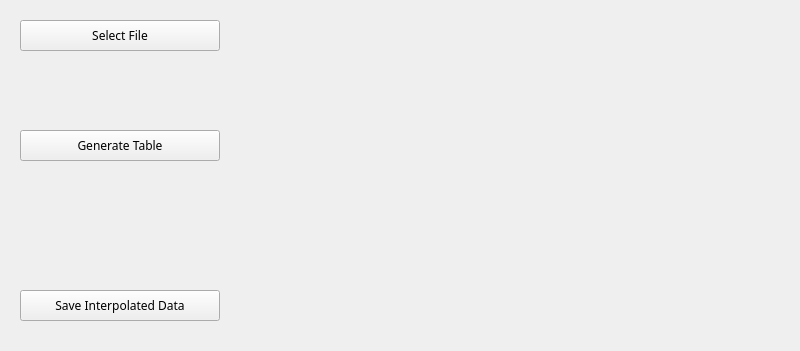
Qt form mainwindow.ui (Jerry-Idodo/I-on-Interpolator) before a commit; both pictures show x 0 to 800 and y 0 to 351 of the 800 by 600 pixel window.
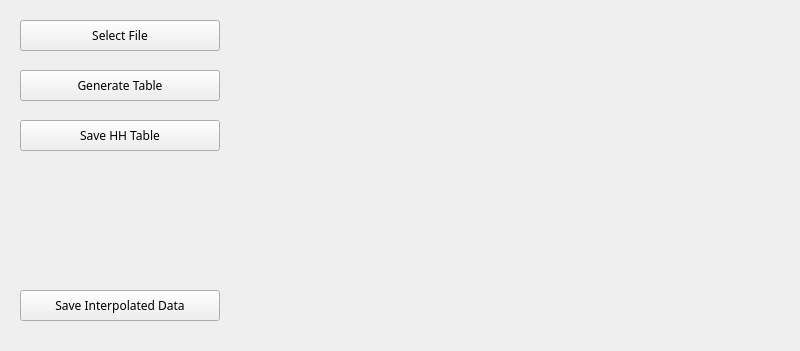
The same form after that commit.

Commit message: - Fixed cancel file picking error. - Fixed overwriting previous saved file. - Seperated save hhtable and interpolate functions. - Various UI improvements

```diff
--- a/mainwindow.ui
+++ b/mainwindow.ui
@@ -22,8 +22,8 @@
    <widget class="QLabel" name="csvLabel">
     <property name="geometry">
      <rect>
-      <x>20</x>
-      <y>60</y>
+      <x>240</x>
+      <y>20</y>
       <width>451</width>
       <height>31</height>
      </rect>
@@ -59,7 +59,7 @@
     <property name="geometry">
      <rect>
       <x>20</x>
-      <y>130</y>
+      <y>70</y>
       <width>200</width>
       <height>31</height>
      </rect>
@@ -76,8 +76,8 @@
    <widget class="QLabel" name="ImportLabel">
     <property name="geometry">
      <rect>
-      <x>20</x>
-      <y>170</y>
+      <x>250</x>
+      <y>190</y>
       <width>451</width>
       <height>31</height>
      </rect>
@@ -94,8 +94,8 @@
    <widget class="QLabel" name="ExportLabel">
     <property name="geometry">
      <rect>
-      <x>20</x>
-      <y>200</y>
+      <x>250</x>
+      <y>220</y>
       <width>451</width>
       <height>31</height>
      </rect>
@@ -181,6 +181,24 @@
      <string/>
     </property>
    </widget>
+   <widget class="QPushButton" name="SaveHHTableButton">
+    <property name="geometry">
+     <rect>
+      <x>20</x>
+      <y>120</y>
+      <width>200</width>
+      <height>31</height>
+     </rect>
+    </property>
+    <property name="font">
+     <font>
+      <family>Mulish</family>
+     </font>
+    </property>
+    <property name="text">
+     <string>Save HH Table</string>
+    </property>
+   </widget>
   </widget>
   <widget class="QMenuBar" name="menubar">
    <property name="geometry">
```
Left out of the diff: 2 changed lines with no effect on the pictures. The commit also changes 6 other files.
